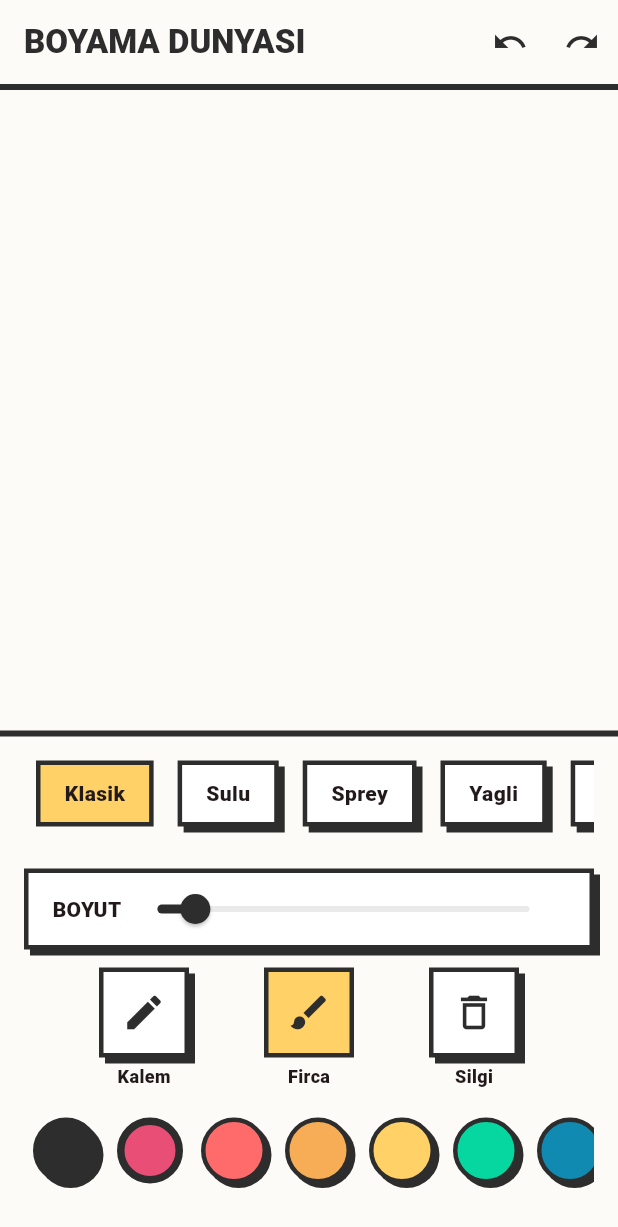
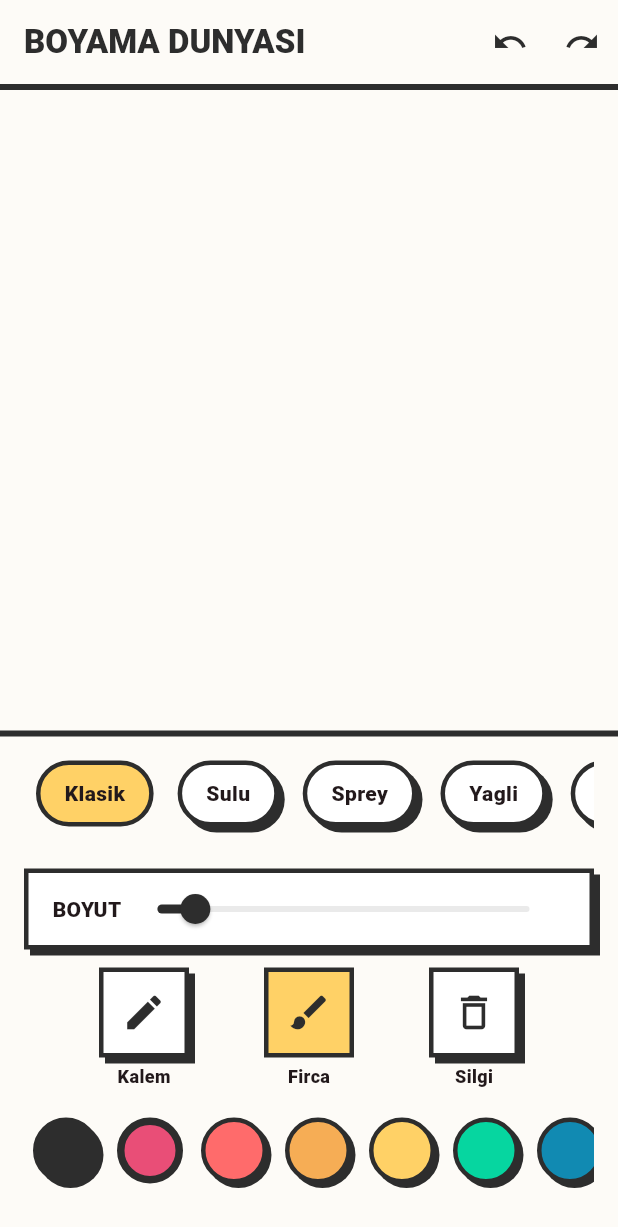
Before and after one commit to gokhanuzenn/color, a Flutter app: the ColoringCanvasScreen screen opened directly with empty values, item 2 of the bottom bar chosen, on a phone screen of 412 x 824 dp. Shown: the top 1227 px of the screen. Run offline on Flutter 3.47's test engine with Material 3 defaults, Android fonts, the light colour scheme and no system bars; statements that could not run were skipped.

Commit message:
fix: beautiful oval sub-tool buttons and restored high-performance zoom mapping

```diff
--- a/lib/screens/coloring_canvas_screen.dart
+++ b/lib/screens/coloring_canvas_screen.dart
@@ -508,6 +508,7 @@ class _ColoringCanvasScreenState extends State<ColoringCanvasScreen> with Widget
               padding: const EdgeInsets.symmetric(horizontal: 16, vertical: 8),
               decoration: BoxDecoration(
                 color: isSelected ? const Color(0xFFFFD166) : Colors.white,
+                borderRadius: BorderRadius.circular(30),
                 border: Border.all(color: const Color(0xFF2D2D2D), width: 3),
                 boxShadow: isSelected ? null : const [BoxShadow(color: Color(0xFF2D2D2D), offset: Offset(4, 4))],
               ),
```
